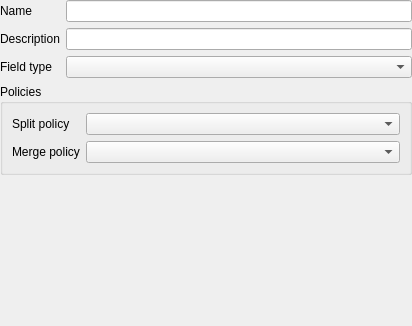
Before: the Qt Designer form src/ui/qgsfielddomainwidgetbase.ui in qgis/QGIS, drawn with Qt 5.
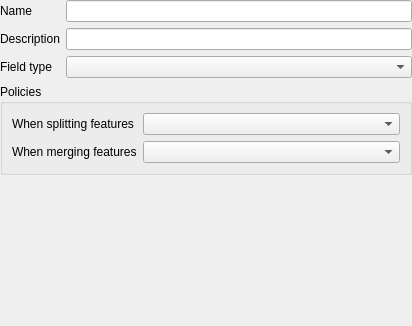
After: the same form once the commit is applied.

Commit message: Label field domain policies as in attributes form dialog

Diff of the .ui file:
```diff
--- a/src/ui/qgsfielddomainwidgetbase.ui
+++ b/src/ui/qgsfielddomainwidgetbase.ui
@@ -48,7 +48,7 @@
       <item row="0" column="0">
        <widget class="QLabel" name="label">
         <property name="text">
-         <string>Split policy</string>
+         <string>When splitting features</string>
         </property>
        </widget>
       </item>
@@ -58,7 +58,7 @@
       <item row="1" column="0">
        <widget class="QLabel" name="label_2">
         <property name="text">
-         <string>Merge policy</string>
+         <string>When merging features</string>
         </property>
        </widget>
       </item>
```
